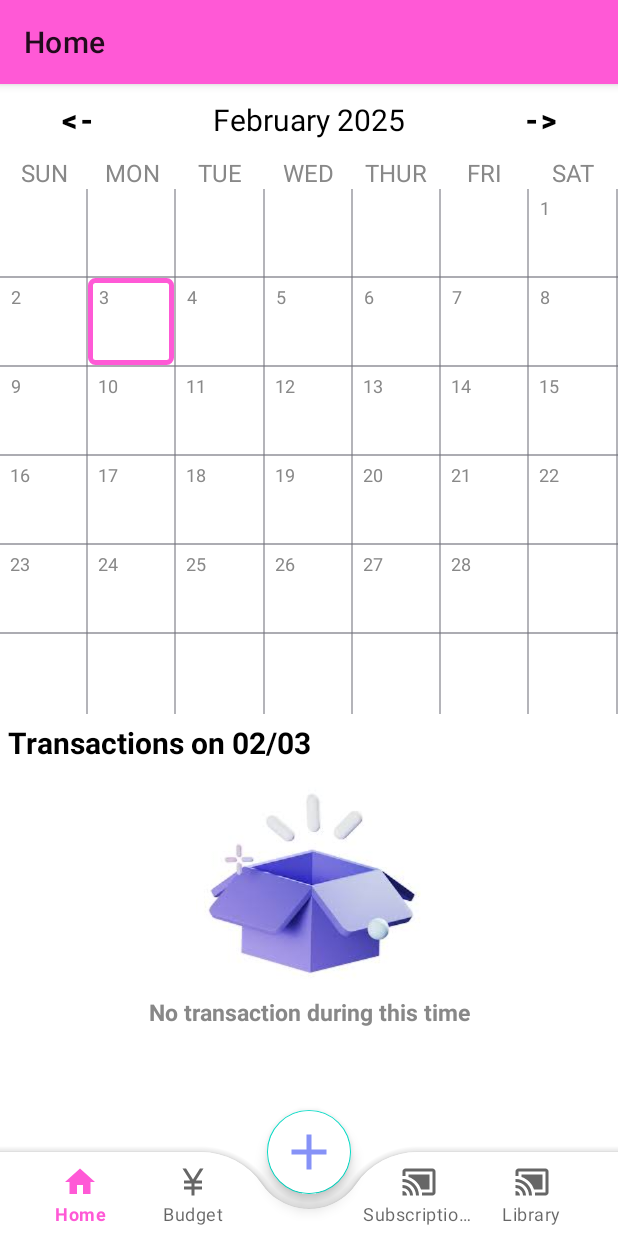
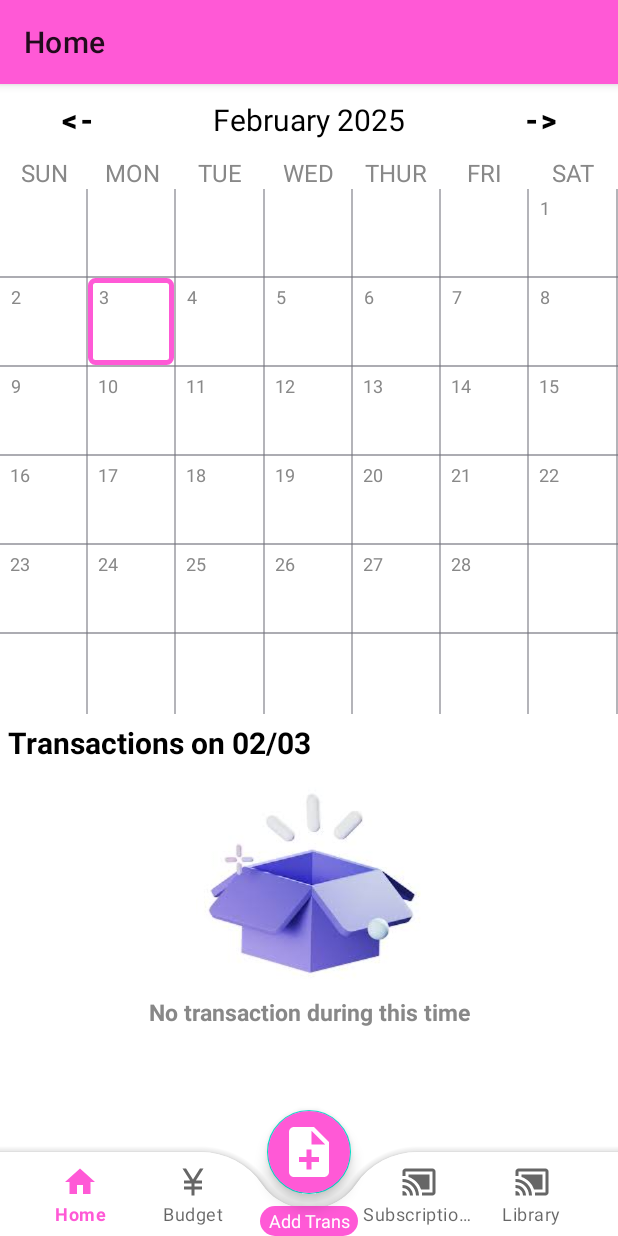
Before and after one commit to IamDieuKhanh2001/ExpenseManagement, an Android app: the screen it shows after launch (MainActivity), on a phone screen of 412 x 824 dp. Run offline under Robolectric (Android 15) with nearby library versions, the phone set to English and light mode, and no system bars.

Commit message:
trans add icon change

```diff
--- /dev/null
+++ b/app/src/main/res/drawable/add_trans_background.xml
@@ -0,0 +1,6 @@
+<?xml version="1.0" encoding="utf-8"?>
+<shape xmlns:android="http://schemas.android.com/apk/res/android"
+    android:shape="rectangle">
+    <corners android:radius="10dp"/>
+    <solid android:color="@color/pink"/>
+</shape>
--- /dev/null
+++ b/app/src/main/res/drawable/baseline_note_add_24.xml
@@ -0,0 +1,5 @@
+<vector xmlns:android="http://schemas.android.com/apk/res/android" android:autoMirrored="true" android:height="24dp" android:tint="#000000" android:viewportHeight="24" android:viewportWidth="24" android:width="24dp">
+
+    <path android:fillColor="@android:color/white" android:pathData="M14,2L6,2c-1.1,0 -1.99,0.9 -1.99,2L4,20c0,1.1 0.89,2 1.99,2L18,22c1.1,0 2,-0.9 2,-2L20,8l-6,-6zM16,16h-3v3h-2v-3L8,16v-2h3v-3h2v3h3v2zM13,9L13,3.5L18.5,9L13,9z"/>
+
+</vector>
--- a/app/src/main/res/layout/activity_base.xml
+++ b/app/src/main/res/layout/activity_base.xml
@@ -43,12 +43,25 @@
         <com.google.android.material.floatingactionbutton.FloatingActionButton
             android:layout_width="wrap_content"
             android:layout_height="wrap_content"
-            android:backgroundTint="@color/white"
-            android:src="@drawable/baseline_add_24"
+            android:backgroundTint="@color/pink"
+            android:src="@drawable/baseline_note_add_24"
             app:layout_anchor="@id/bottomAppBar"
             app:maxImageSize="40dp"
             android:id="@+id/fab"
-            app:tint="@color/lavender" />
+            app:tint="@color/white" />
+
+        <TextView
+            android:id="@+id/fab_label"
+            android:layout_width="65dp"
+            android:layout_height="20dp"
+            android:background="@drawable/add_trans_background"
+            android:layout_marginTop="4dp"
+            android:text="Add Trans"
+            android:textColor="@color/white"
+            android:textSize="12sp"
+            android:gravity="center"
+            app:layout_anchor="@+id/bottomAppBar"
+            app:layout_anchorGravity="bottom|center" />
 
     </androidx.coordinatorlayout.widget.CoordinatorLayout>
 
```
